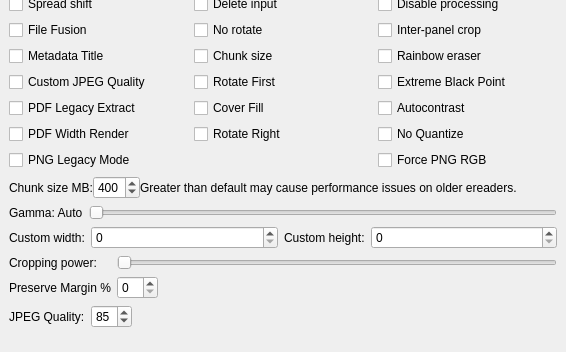
This is gui/KCC.ui in ciromattia/kcc as Qt 5 draws it before an edit; both pictures show x 0 to 566 and y 455 to 807 of the 566 by 807 pixel window. The edited form follows.
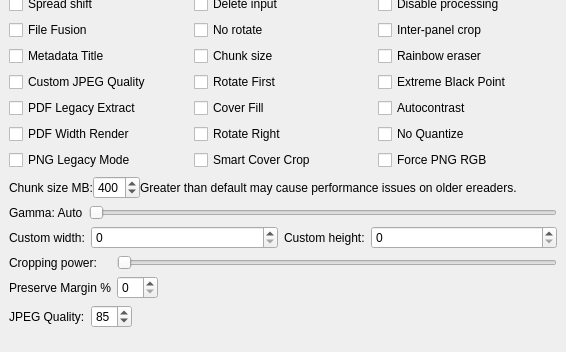
This is the edited form. Icons and pictures are not drawn.

Commit message: smart cover crop is now an option default off

The edit to the form file:
```diff
--- a/gui/KCC.ui
+++ b/gui/KCC.ui
@@ -975,6 +975,16 @@
          </property>
         </widget>
        </item>
+       <item row="11" column="1">
+        <widget class="QCheckBox" name="smartCoverCropBox">
+         <property name="toolTip">
+          <string>Attempt to crop main cover from wide image.</string>
+         </property>
+         <property name="text">
+          <string>Smart Cover Crop</string>
+         </property>
+        </widget>
+       </item>
       </layout>
      </widget>
     </item>
```
The commit also changes 5 other files.
